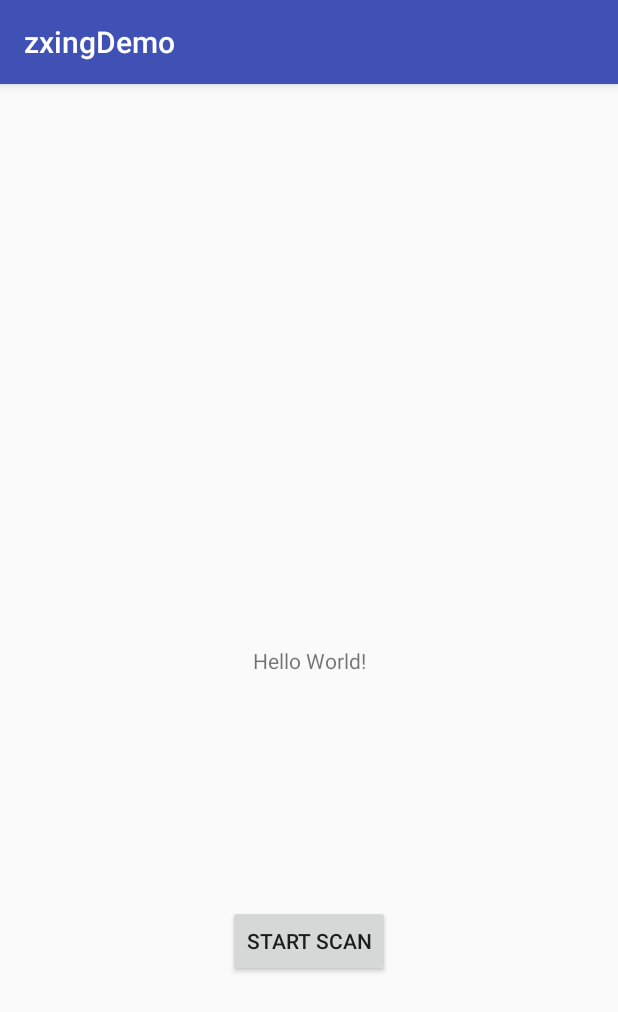
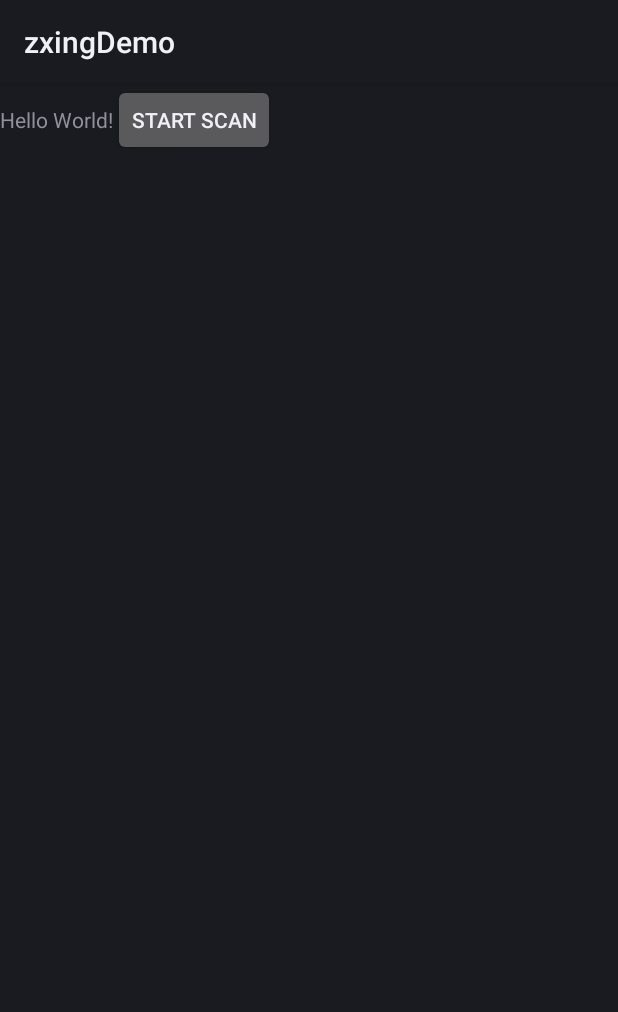
Before and after one commit to liuwenlong/zxingDemo, an Android app: the screen it shows after launch (MainActivity), on a phone screen of 412 x 824 dp. Shown: the top 1012 px of the screen. Run offline under Robolectric (Android 15) with nearby library versions, the phone set to English and light mode, and no system bars.

Commit message:
最新版as编程成功，提交可运行apk

```diff
--- a/app/build.gradle
+++ b/app/build.gradle
@@ -21,11 +21,7 @@ android {
 
 dependencies {
     compile fileTree(include: ['*.jar'], dir: 'libs')
-    androidTestCompile('com.android.support.test.espresso:espresso-core:2.2.2', {
-        exclude group: 'com.android.support', module: 'support-annotations'
-    })
-    compile 'com.android.support:appcompat-v7:25.3.1'
-    compile 'com.android.support.constraint:constraint-layout:1.0.2'
+
     testCompile 'junit:junit:4.12'
     compile project(':zxing')
 }
--- a/app/src/main/AndroidManifest.xml
+++ b/app/src/main/AndroidManifest.xml
@@ -30,8 +30,7 @@
         android:icon="@mipmap/ic_launcher"
         android:label="@string/app_name"
         android:roundIcon="@mipmap/ic_launcher_round"
-        android:supportsRtl="true"
-        android:theme="@style/AppTheme">
+        android:supportsRtl="true">
         <activity android:name=".MainActivity">
             <intent-filter>
                 <action android:name="android.intent.action.MAIN" />
--- a/app/src/main/java/demo/zxing/com/zxingdemo/MainActivity.java
+++ b/app/src/main/java/demo/zxing/com/zxingdemo/MainActivity.java
@@ -4,14 +4,14 @@ import android.content.BroadcastReceiver;
 import android.content.Context;
 import android.content.Intent;
 import android.content.IntentFilter;
-import android.support.v7.app.AppCompatActivity;
 import android.os.Bundle;
 import android.view.View;
 import android.widget.TextView;
+import android.app.Activity;
 
 import com.google.zxing.client.android.CaptureActivity;
 
-public class MainActivity extends AppCompatActivity {
+public class MainActivity extends Activity {
 
     TextView text;
 
--- a/app/src/main/res/layout/activity_main.xml
+++ b/app/src/main/res/layout/activity_main.xml
@@ -1,29 +1,20 @@
 <?xml version="1.0" encoding="utf-8"?>
-<android.support.constraint.ConstraintLayout xmlns:android="http://schemas.android.com/apk/res/android"
+<LinearLayout xmlns:android="http://schemas.android.com/apk/res/android"
     xmlns:app="http://schemas.android.com/apk/res-auto"
     xmlns:tools="http://schemas.android.com/tools"
     android:layout_width="match_parent"
-    android:layout_height="match_parent"
-    tools:context="demo.zxing.com.zxingdemo.MainActivity">
+    android:layout_height="match_parent">
 
     <TextView
         android:id="@+id/text"
         android:layout_width="wrap_content"
         android:layout_height="wrap_content"
-        android:text="Hello World!"
-        app:layout_constraintBottom_toBottomOf="parent"
-        app:layout_constraintLeft_toLeftOf="parent"
-        app:layout_constraintRight_toRightOf="parent"
-        app:layout_constraintTop_toTopOf="parent" />
+        android:text="Hello World!" />
     <Button
         android:layout_width="wrap_content"
         android:layout_height="wrap_content"
         android:text="start scan"
         android:onClick="startZxing"
-        app:layout_constraintBottom_toBottomOf="parent"
-        app:layout_constraintLeft_toLeftOf="parent"
-        app:layout_constraintRight_toRightOf="parent"
-        app:layout_constraintTop_toTopOf="@+id/text"
         />
 
-</android.support.constraint.ConstraintLayout>
+</LinearLayout>
--- a/app/src/main/res/values/styles.xml
+++ b/app/src/main/res/values/styles.xml
@@ -1,11 +1,6 @@
 <resources>
 
     <!-- Base application theme. -->
-    <style name="AppTheme" parent="Theme.AppCompat.Light.DarkActionBar">
-        <!-- Customize your theme here. -->
-        <item name="colorPrimary">@color/colorPrimary</item>
-        <item name="colorPrimaryDark">@color/colorPrimaryDark</item>
-        <item name="colorAccent">@color/colorAccent</item>
-    </style>
+
 
 </resources>
--- a/zxing/build.gradle
+++ b/zxing/build.gradle
@@ -1,8 +1,8 @@
 apply plugin: 'com.android.library'
 
 android {
-    compileSdkVersion 19
-    buildToolsVersion "25.0.2"
+    compileSdkVersion 25
+    buildToolsVersion "25.0.3"
 
     defaultConfig {
         minSdkVersion 15
```
Also changed, not shown: 1 other file.
